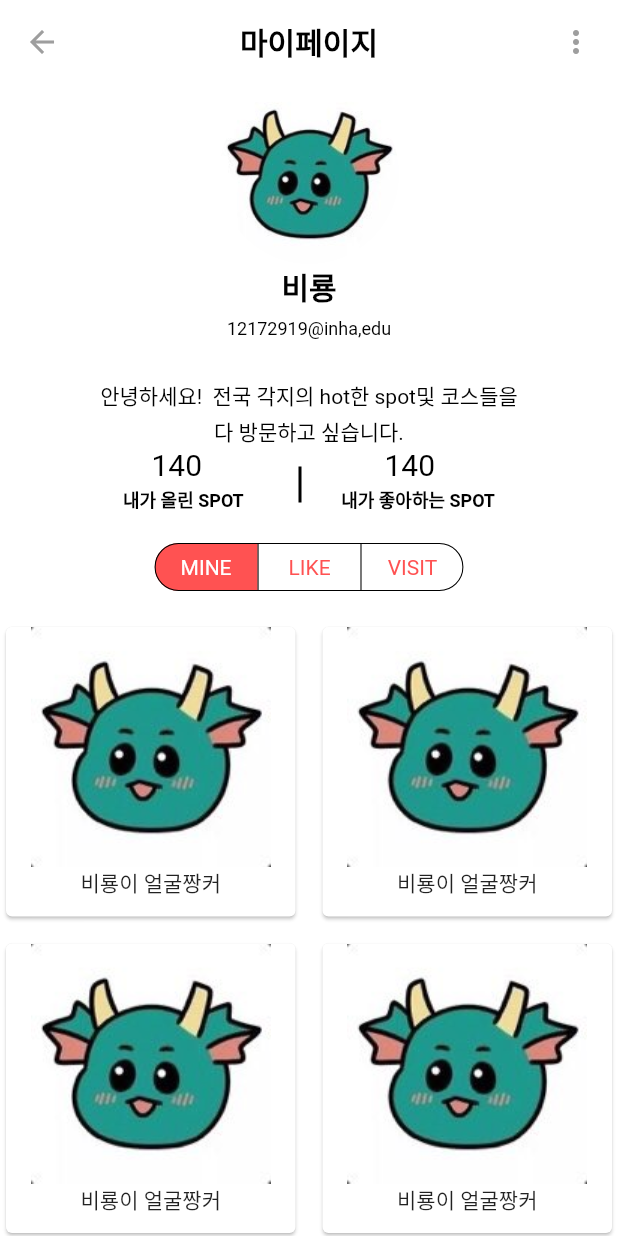
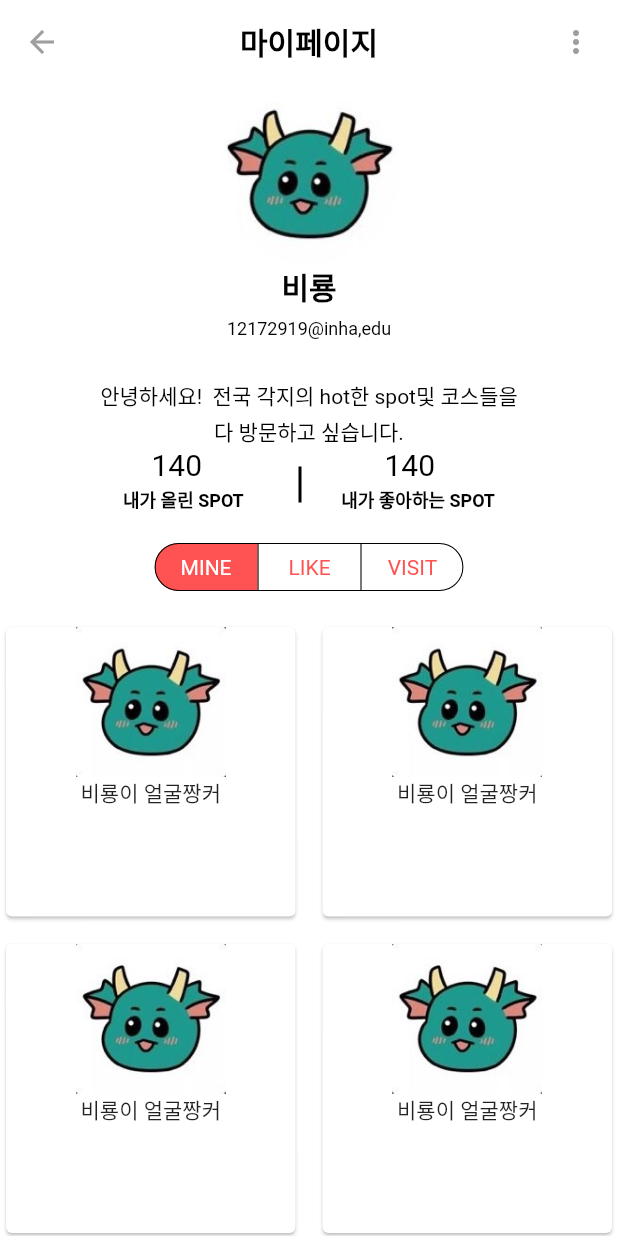
Before and after one commit to yd0095/BlueSpot, a Flutter app: the MyPage screen opened by its route, on a phone screen of 412 x 824 dp. Run offline on Flutter 3.47's test engine with Material 2 defaults, Android fonts, the phone set to English and light mode, and no system bars; drawn by our look-alikes of material_segmented_control; our stand-ins replace eva_icons_flutter, flutter_swiper, google_fonts; missing offline and left inert: kopo; Roboto replaces fonts that are missing (Arial).

```diff
--- a/lib/pages/myPage.dart
+++ b/lib/pages/myPage.dart
@@ -256,10 +256,11 @@ class _MyPageState extends State<MyPage> {
               ),
               Container(
                   width: MediaQuery.of(context).size.width,
-                  height: MediaQuery.of(context).size.height,
+                  height: MediaQuery.of(context).size.height/2,
 
                   child: GridView.builder(
-                    itemCount: 4,
+                    scrollDirection: Axis.horizontal,
+                    itemCount: 5,
                     gridDelegate: SliverGridDelegateWithFixedCrossAxisCount(
                       crossAxisCount: 2,
                       crossAxisSpacing: 10,
@@ -269,7 +270,9 @@ class _MyPageState extends State<MyPage> {
                       return Card(
                         child: Column(
                           children: [
-                            Image.asset(imageList[_currentSelection][index]),
+                            Image.asset(imageList[_currentSelection][index],
+                            width: 300,
+                            height: 100,),
                             Text("비룡이 얼굴짱커"),
                           ],
                         ),
```
